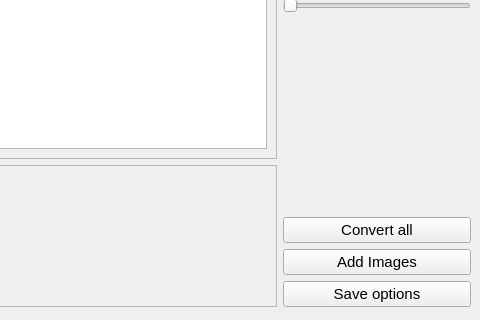
Before: the Qt Designer form ui/MainWindow.ui in light-and-ray/ProstoUpscaleAI, drawn with Qt 5; both pictures show x 486 to 966 and y 282 to 602 of the 966 by 602 pixel window.
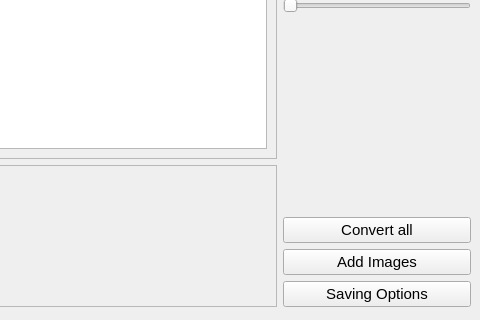
After: the same form once the commit is applied. Custom widgets are drawn as their Qt base class.

```diff
--- a/ui/MainWindow.ui
+++ b/ui/MainWindow.ui
@@ -242,7 +242,7 @@
          </font>
         </property>
         <property name="text">
-         <string>Save options</string>
+         <string>Saving Options</string>
         </property>
        </widget>
       </item>
```
Left out of the diff: 2 changed lines with no effect on the pictures.
